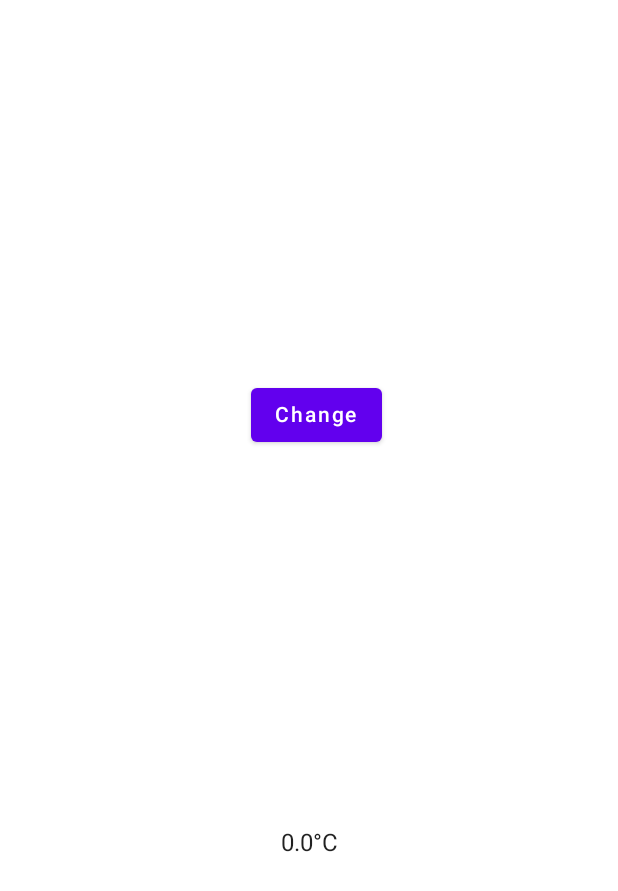
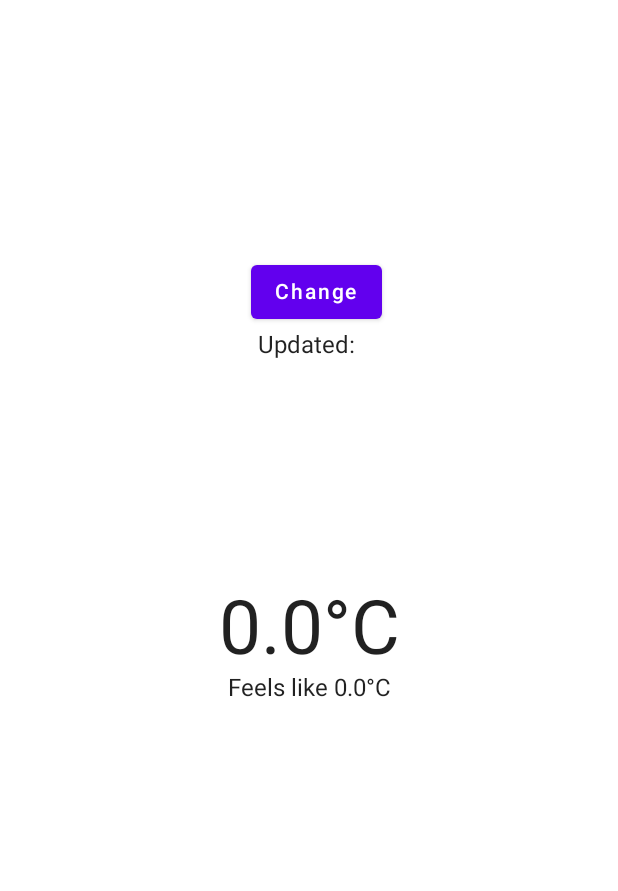
Before and after one commit to rustamft/weatherFT, an Android app built with Jetpack Compose: the composable WeatherScreen shown on its own in the app's theme, on a phone screen of 412 x 824 dp. Shown: the top 891 px of the screen. Run offline under Robolectric (Android 15) with nearby library versions, the phone set to English and light mode, and no system bars; our stand-ins replace Dagger/Hilt's generated code; libraries missing offline, so code that uses them is left out: com.ramcosta.composedestinations; 3 statements that could not run were skipped.

Commit message:
Draft 2022-03-24.

```diff
--- a/app/build.gradle
+++ b/app/build.gradle
@@ -27,7 +27,7 @@ android {
         minSdk 21
         targetSdk 32
         versionCode 1
-        versionName "1.0"
+        versionName "0.4.0"
 
         testInstrumentationRunner "androidx.test.runner.AndroidJUnitRunner"
         vectorDrawables {
--- a/app/src/main/java/com/rustamft/weatherft/database/prefs/SharedPrefs.kt
+++ b/app/src/main/java/com/rustamft/weatherft/database/prefs/SharedPrefs.kt
@@ -26,4 +26,6 @@ interface SharedPrefs {
     fun clearCity()
     fun setCurrentWeather(currentWeather: CurrentWeather)
     fun getCurrentWeather(): CurrentWeather
+    fun setLastTimeUpdated(millis: Long)
+    fun getLastTimeUpdated(): Long
 }
--- a/app/src/main/java/com/rustamft/weatherft/database/prefs/WeatherSharedPrefs.kt
+++ b/app/src/main/java/com/rustamft/weatherft/database/prefs/WeatherSharedPrefs.kt
@@ -9,6 +9,7 @@ import com.rustamft.weatherft.database.entity.CurrentWeather
 import com.rustamft.weatherft.util.API_KEY
 import com.rustamft.weatherft.util.CITY
 import com.rustamft.weatherft.util.CURRENT_WEATHER
+import com.rustamft.weatherft.util.LAST_TIME_UPDATED
 import com.rustamft.weatherft.util.SHARED_PREFS
 import dagger.hilt.android.qualifiers.ApplicationContext
 import javax.inject.Inject
@@ -83,5 +84,14 @@ class WeatherSharedPrefs @Inject constructor(
         }
     }
 
-    // https://stackoverflow.com/questions/7145606/how-do-you-save-store-objects-in-sharedpreferences-on-android
+    override fun setLastTimeUpdated(millis: Long) {
+        prefs
+            .edit()
+            .putLong(LAST_TIME_UPDATED, millis)
+            .apply()
+    }
+
+    override fun getLastTimeUpdated(): Long {
+        return prefs.getLong(LAST_TIME_UPDATED, 0L)
+    }
 }
--- a/app/src/main/java/com/rustamft/weatherft/database/repo/OpenWeatherApi.kt
+++ b/app/src/main/java/com/rustamft/weatherft/database/repo/OpenWeatherApi.kt
@@ -12,9 +12,6 @@ import retrofit2.Retrofit
 import retrofit2.converter.gson.GsonConverterFactory
 import retrofit2.http.GET
 import retrofit2.http.Query
-
-const val EXCLUDE_ALL = "minutely,hourly,daily,alerts"
-const val METRIC = "metric"
 
 interface OpenWeatherApi {
 
@@ -37,7 +34,7 @@ interface OpenWeatherApi {
     suspend fun getCitiesList(
         @Query("q") city: String,
         @Query("limit") limit: Int,
-        @Query("appid") apiKey: String
+        @Query("appid") apiKey: String,
     ): Response<CitiesList>
 
     // https://api.openweathermap.org/data/2.5/onecall?lat=56.84&lon=60.64&exclude=minutely,hourly,daily,alerts&appid=
@@ -47,7 +44,8 @@ interface OpenWeatherApi {
         @Query("lon") lon: Double,
         @Query("exclude") exclude: String,
         @Query("units") units: String,
-        @Query("appid") apiKey: String
+        @Query("appid") apiKey: String,
+        @Query("lang") language: String
     ): Response<CurrentWeather>
 
     @GET("")
--- a/app/src/main/java/com/rustamft/weatherft/database/repo/OpenWeatherRepo.kt
+++ b/app/src/main/java/com/rustamft/weatherft/database/repo/OpenWeatherRepo.kt
@@ -4,11 +4,14 @@ import android.util.Log
 import com.rustamft.weatherft.database.entity.CitiesList
 import com.rustamft.weatherft.database.entity.CurrentWeather
 import com.rustamft.weatherft.database.entity.WeatherForecast
+import com.rustamft.weatherft.util.EXCLUDE_ALL
+import com.rustamft.weatherft.util.METRIC
 import kotlinx.coroutines.Dispatchers
 import kotlinx.coroutines.withContext
 import retrofit2.HttpException
 import retrofit2.Response
 import java.io.IOException
+import java.util.Locale
 import javax.inject.Inject
 
 private const val TAG = "OpenWeatherRepo"
@@ -34,7 +37,8 @@ class OpenWeatherRepo @Inject constructor(
                 lon,
                 EXCLUDE_ALL,
                 METRIC,
-                apiKey
+                apiKey,
+                Locale.getDefault().language
             )
         }
     }
--- a/app/src/main/java/com/rustamft/weatherft/ui/screens/weather/WeatherScreen.kt
+++ b/app/src/main/java/com/rustamft/weatherft/ui/screens/weather/WeatherScreen.kt
@@ -1,26 +1,26 @@
 package com.rustamft.weatherft.ui.screens.weather
 
 import androidx.compose.foundation.layout.Arrangement
+import androidx.compose.foundation.layout.Box
 import androidx.compose.foundation.layout.Column
 import androidx.compose.foundation.layout.Row
 import androidx.compose.foundation.layout.Spacer
 import androidx.compose.foundation.layout.fillMaxSize
 import androidx.compose.foundation.layout.fillMaxWidth
+import androidx.compose.foundation.layout.offset
 import androidx.compose.foundation.layout.width
 import androidx.compose.material.Button
 import androidx.compose.material.Text
 import androidx.compose.runtime.Composable
-import androidx.compose.runtime.getValue
-import androidx.compose.runtime.mutableStateOf
-import androidx.compose.runtime.remember
-import androidx.compose.runtime.setValue
 import androidx.compose.ui.Alignment
 import androidx.compose.ui.Modifier
 import androidx.compose.ui.unit.dp
+import androidx.compose.ui.unit.sp
 import androidx.hilt.navigation.compose.hiltViewModel
 import com.ramcosta.composedestinations.annotation.Destination
 import com.ramcosta.composedestinations.navigation.DestinationsNavigator
 import com.rustamft.weatherft.ui.screens.destinations.LoginScreenDestination
+import com.rustamft.weatherft.util.DegreesStringBuilder
 import java.util.Locale
 
 @Destination(start = true)
@@ -30,23 +30,10 @@ fun WeatherScreen(
     viewModel: WeatherViewModel = hiltViewModel()
 ) {
 
-    var cityLocalName by remember {
-        mutableStateOf("")
-    }
-    val degreeText by lazy {
-        val degree = viewModel.currentWeather.current.temp
-        var text = viewModel.currentWeather.current.temp.toString() + "°C"
-        if (degree > 0.0f) {
-            text = "+$text"
-        }
-        text
-    }
-
     if (viewModel.city == null) {
         navigator.navigate(LoginScreenDestination)
     } else {
-        viewModel.updateCurrentWeather()
-        cityLocalName = viewModel.city.getLocalName(Locale.getDefault().language)
+        viewModel.updateData()
     }
 
     Column(
@@ -54,12 +41,16 @@ fun WeatherScreen(
         verticalArrangement = Arrangement.SpaceEvenly,
         horizontalAlignment = Alignment.CenterHorizontally
     ) {
+        Box(contentAlignment = Alignment.TopCenter) {
             Row(
                 modifier = Modifier.fillMaxWidth(),
                 verticalAlignment = Alignment.CenterVertically,
                 horizontalArrangement = Arrangement.Center
             ) {
-            Text(text = cityLocalName)
+                Text(
+                    text = viewModel.city?.getLocalName(Locale.getDefault().language) ?: "",
+                    fontSize = 30.sp
+                )
                 Spacer(modifier = Modifier.width(9.dp))
                 Button(onClick = {
                     viewModel.clearCity()
@@ -68,6 +59,25 @@ fun WeatherScreen(
                     Text(text = "Change")
                 }
             }
-        Text(text = degreeText)
+            Text(
+                text = "Updated: " + viewModel.lastTimeUpdatedString,
+                modifier = Modifier.offset(0.dp, 50.dp)
+            )
+        }
+        Box(contentAlignment = Alignment.TopCenter) {
+            Text(
+                text = DegreesStringBuilder.celsius(viewModel.currentWeather.current.temp),
+                fontSize = 50.sp
+            )
+            Text(
+                text = "Feels like " +
+                        DegreesStringBuilder.celsius(viewModel.currentWeather.current.feels_like),
+                modifier = Modifier.offset(0.dp, 60.dp)
+            )
+        }
+        Text(
+            text = viewModel.currentWeather.current.weather[0].description,
+            fontSize = 30.sp
+        )
     }
 }
--- a/app/src/main/java/com/rustamft/weatherft/ui/screens/weather/WeatherViewModel.kt
+++ b/app/src/main/java/com/rustamft/weatherft/ui/screens/weather/WeatherViewModel.kt
@@ -7,8 +7,12 @@ import androidx.lifecycle.ViewModel
 import androidx.lifecycle.viewModelScope
 import com.rustamft.weatherft.database.prefs.SharedPrefs
 import com.rustamft.weatherft.database.repo.Repo
+import com.rustamft.weatherft.util.DATE_TIME_PATTERN
 import dagger.hilt.android.lifecycle.HiltViewModel
 import kotlinx.coroutines.launch
+import java.text.SimpleDateFormat
+import java.util.Calendar
+import java.util.Locale
 import javax.inject.Inject
 
 @HiltViewModel
@@ -19,20 +23,40 @@ class WeatherViewModel @Inject constructor(
 
     val city = prefs.getCity()
 
+    private var lastTimeUpdatedMillis = prefs.getLastTimeUpdated()
+    var lastTimeUpdatedString by mutableStateOf(millisToString(lastTimeUpdatedMillis))
+
     var currentWeather by mutableStateOf(prefs.getCurrentWeather())
 
     fun clearCity() = prefs.clearCity()
 
-    fun updateCurrentWeather() {
-        viewModelScope.launch {
-            if (city != null) {
+    fun updateData() {
+        val now = Calendar.getInstance().timeInMillis
+        val fifteenMinutes = 15L * 60L * 1000L
+        if (
+            city != null &&
+            now - lastTimeUpdatedMillis > fifteenMinutes
+        ) {
+            viewModelScope.launch {
                 currentWeather = repo.getCurrentWeather(
                     city.lat,
                     city.lon,
                     prefs.getApiKey()
                 )
                 prefs.setCurrentWeather(currentWeather)
+                prefs.setLastTimeUpdated(now)
+                lastTimeUpdatedMillis = now
+                lastTimeUpdatedString = millisToString(lastTimeUpdatedMillis)
             }
         }
     }
+
+    private fun millisToString(millis: Long): String {
+        return if (millis == 0L) {
+            ""
+        } else {
+            val formatter = SimpleDateFormat(DATE_TIME_PATTERN, Locale.getDefault())
+            formatter.format(millis)
+        }
+    }
 }
--- a/app/src/main/java/com/rustamft/weatherft/util/Constants.kt
+++ b/app/src/main/java/com/rustamft/weatherft/util/Constants.kt
@@ -1,8 +1,12 @@
 package com.rustamft.weatherft.util
 
 const val SHARED_PREFS = "com.rustamft.weatherft.shared_prefs"
-
 const val API_KEY = "com.rustamft.weatherft.api_key"
-
 const val CITY = "com.rustamft.weatherft.city"
 const val CURRENT_WEATHER = "com.rustamft.weatherft.current_weather"
+const val LAST_TIME_UPDATED = "com.rustamft.weatherft.last_time_updated"
+
+const val EXCLUDE_ALL = "minutely,hourly,daily,alerts"
+const val METRIC = "metric"
+
+const val DATE_TIME_PATTERN = "dd.MM.yyyy HH:mm"
--- /dev/null
+++ b/app/src/main/java/com/rustamft/weatherft/util/DegreesStringBuilder.kt
@@ -0,0 +1,12 @@
+package com.rustamft.weatherft.util
+
+object DegreesStringBuilder {
+
+    fun celsius(degree: Double): String {
+        var text = "$degree°C"
+        if (degree > 0.0f) {
+            text = "+$text"
+        }
+        return text
+    }
+}
```
Lines whose indentation alone changed are shown as unchanged.
